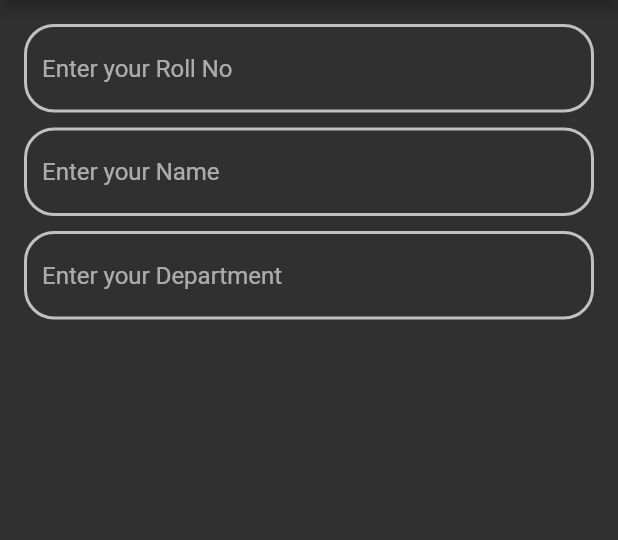
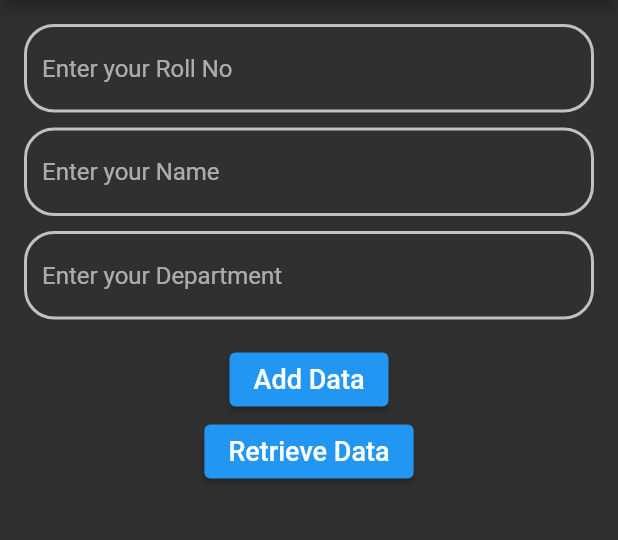
Before and after one commit to AbdurRehman-coder/firestore_crud_demo, a Flutter app: the screen it shows after launch, on a phone screen of 412 x 824 dp, the part 84-624 px from its top. Run offline on Flutter 3.47's test engine with Material 2 defaults, Android fonts, the phone set to English and light mode, and no system bars; our stand-ins replace cloud_firestore, firebase_core, fluttertoast; accounts and stored records are empty.

Commit message:
Read data from FireStore

```diff
--- a/lib/main.dart
+++ b/lib/main.dart
@@ -1,7 +1,11 @@
+import 'package:firebase_core/firebase_core.dart';
 import 'package:firestore_crud/view/input_view.dart';
 import 'package:flutter/material.dart';
 
-void main() {
+Future<void> main() async{
+  // Initialize with Firebase
+  WidgetsFlutterBinding.ensureInitialized();
+  await Firebase.initializeApp();
   runApp(const MyApp());
 }
 
--- a/lib/view/input_view.dart
+++ b/lib/view/input_view.dart
@@ -1,10 +1,16 @@
+import 'package:firestore_crud/services/database.dart';
 import 'package:firestore_crud/shared/constant.dart';
+import 'package:firestore_crud/view/output_view.dart';
 import 'package:flutter/material.dart';
+import 'package:fluttertoast/fluttertoast.dart';
 class InputView extends StatelessWidget {
 
-  int? rollNo;
-  String? name;
-  String? department;
+  // int? rollNo;
+  // String? name;
+  // String? department;
+  final rollNoController = TextEditingController();
+  final nameController = TextEditingController();
+  final departmentController = TextEditingController();
 
   @override
   Widget build(BuildContext context) {
@@ -21,25 +27,29 @@ class InputView extends StatelessWidget {
               padding: const EdgeInsets.all(16.0),
               child: Column(
                 children: [
+                  // Roll No Form Field
                   TextFormField(
                     decoration: kInputDecoration.copyWith(
                       hintText: 'Enter your Roll No',),
-                    onChanged: (value){
-                      rollNo = value as int;
-                    },
+                    controller: rollNoController,
+                    // onChanged: (value){
+                    //   rollNo = int.parse(value);
+                    //
+                    // },
                     validator: (value) {
                       if(value!.isEmpty){
                         return 'Enter your rollNo';
                       }
                     },
                   ),
-                  SizedBox(height: 10,),
+                  const SizedBox(height: 10,),
                   TextFormField(
                     decoration: kInputDecoration.copyWith(
                       hintText: 'Enter your Name',),
-                    onChanged: (value){
-                      name = value;
-                    },
+                    controller: nameController,
+                    // onChanged: (value){
+                    //   name = value;
+                    // },
                     validator: (value) {
                       if(value!.isEmpty){
                         return 'Enter your name';
@@ -50,20 +60,61 @@ class InputView extends StatelessWidget {
                   TextFormField(
                     decoration: kInputDecoration.copyWith(
                       hintText: 'Enter your Department',),
-                    onChanged: (value){
-                      department = value;
-                    },
+                    controller: departmentController,
+                    // onChanged: (value){
+                    //   department = value;
+                    // },
                     validator: (value) {
                       if(value!.isEmpty){
                         return 'Enter your department';
                       }
                     },
                   ),
+
+
+
                 ],
               ),
+
             ),
 
-          )
+
+          ),
+
+          // SizedBox(height: 30,),
+
+          // Button to Add data to FireStore
+          ElevatedButton(
+            child: const Text('Add Data',
+            style: TextStyle(
+              color: Colors.white,
+              fontSize: 18,
+            ),
+            ),
+            onPressed: (){
+              if(_formkey.currentState!.validate()){
+                DatabaseServices(rollNo: int.parse(rollNoController.text), name: nameController.text, department: departmentController.text).addStudent();
+                //Fluttertoast.showToast(msg: 'Added to the Database');
+                FocusScope.of(context).unfocus();
+              }
+
+            },
+
+          ),
+          // Button to Read Data from FireStore
+          ElevatedButton(
+            child: const Text('Retrieve Data',
+              style: TextStyle(
+                color: Colors.white,
+                fontSize: 18,
+              ),
+            ),
+            onPressed: (){
+             Navigator.push(context,
+             MaterialPageRoute(builder: (context)=> OutPutView()));
+            },
+
+          ),
         ],
       ),
     );
--- a/pubspec.yaml
+++ b/pubspec.yaml
@@ -34,6 +34,10 @@ dependencies:
   # The following adds the Cupertino Icons font to your application.
   # Use with the CupertinoIcons class for iOS style icons.
   cupertino_icons: ^1.0.2
+  firebase_core: ^1.7.0
+  cloud_firestore: ^2.5.3
+  fluttertoast: ^8.0.8
+
 
 dev_dependencies:
   flutter_test:
```
Also changed, not shown: lib/services/database.dart (+29 -0 lines), lib/view/output_view.dart (+49 -0 lines), pubspec.lock, 1 other file.
